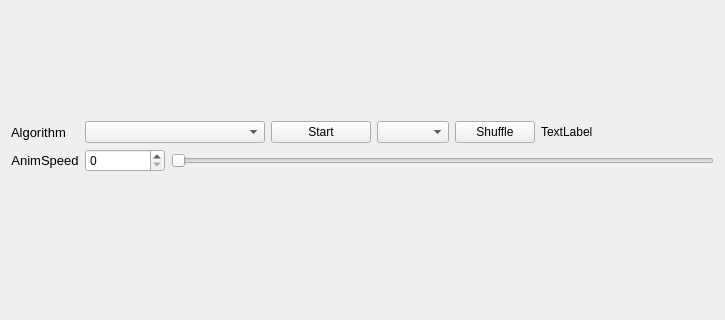
The window that sorting-algorithm-visualization/mainwindow.ui (keiorkt/Sorting-Algorithm-Visualization) describes before a commit, drawn with Qt 5; both pictures show x 0 to 725 and y 203 to 523 of the 725 by 700 pixel window.
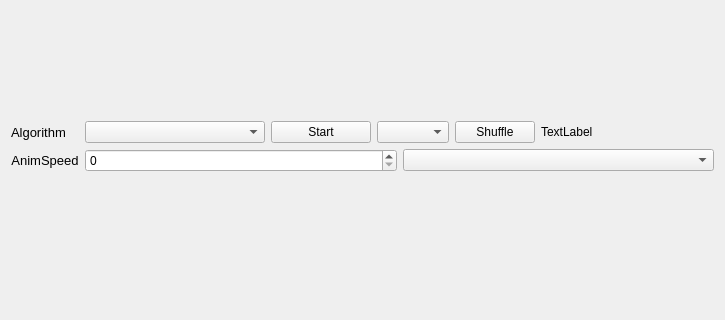
The same window after the commit.

Patch:
```diff
--- a/sorting-algorithm-visualization/mainwindow.ui
+++ b/sorting-algorithm-visualization/mainwindow.ui
@@ -58,30 +58,6 @@
       </item>
       <item row="1" column="1">
        <layout class="QGridLayout" name="gridLayout_2">
-        <item row="0" column="1">
-         <widget class="QSlider" name="sliderAnimSpeed">
-          <property name="sizePolicy">
-           <sizepolicy hsizetype="Expanding" vsizetype="Fixed">
-            <horstretch>0</horstretch>
-            <verstretch>0</verstretch>
-           </sizepolicy>
-          </property>
-          <property name="minimumSize">
-           <size>
-            <width>150</width>
-            <height>0</height>
-           </size>
-          </property>
-          <property name="font">
-           <font>
-            <pointsize>10</pointsize>
-           </font>
-          </property>
-          <property name="orientation">
-           <enum>Qt::Horizontal</enum>
-          </property>
-         </widget>
-        </item>
         <item row="0" column="0">
          <widget class="QSpinBox" name="spinAnimSpeed">
           <property name="sizePolicy">
@@ -98,6 +74,9 @@
           </property>
          </widget>
         </item>
+        <item row="0" column="1">
+         <widget class="QComboBox" name="comboPaintType"/>
+        </item>
        </layout>
       </item>
       <item row="1" column="0">
```
Left out of the diff: 79 changed lines with no effect on the pictures.
